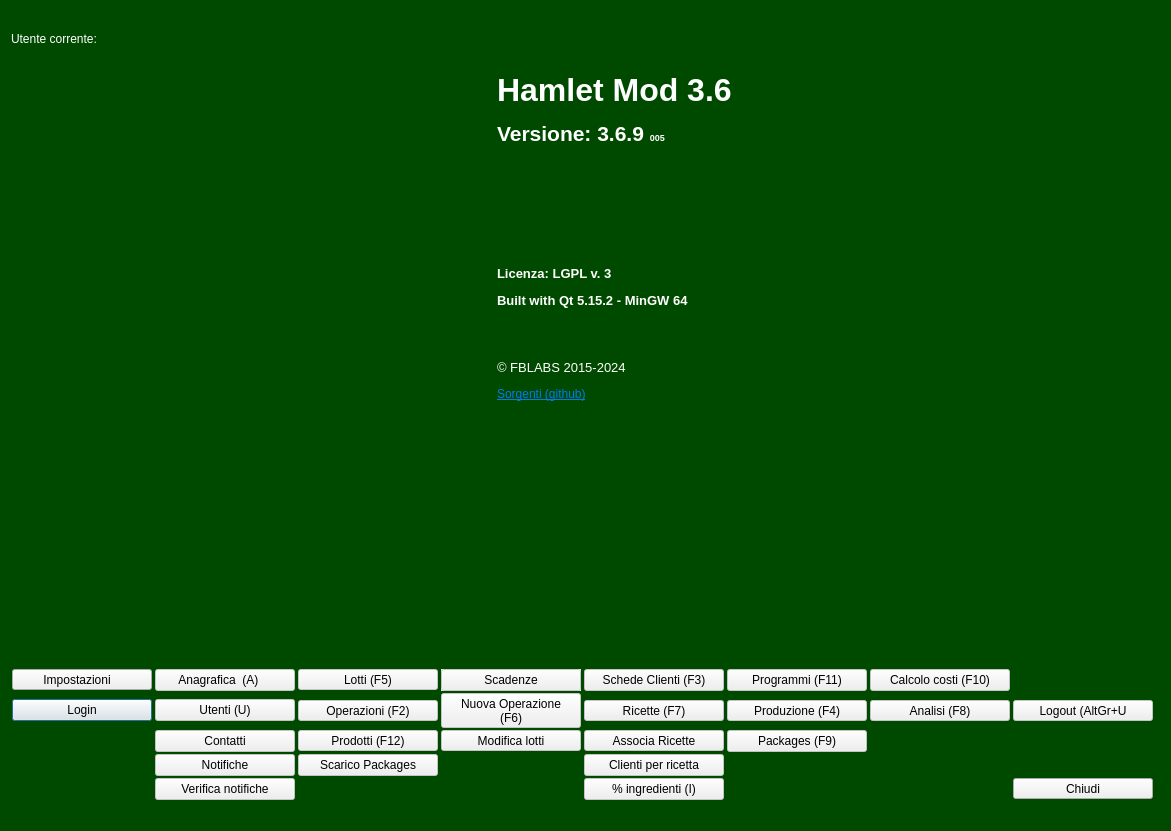
Before: the Qt Designer form mainwindow.ui in fblabs/hamlet-mod-sancon, drawn with Qt 5.
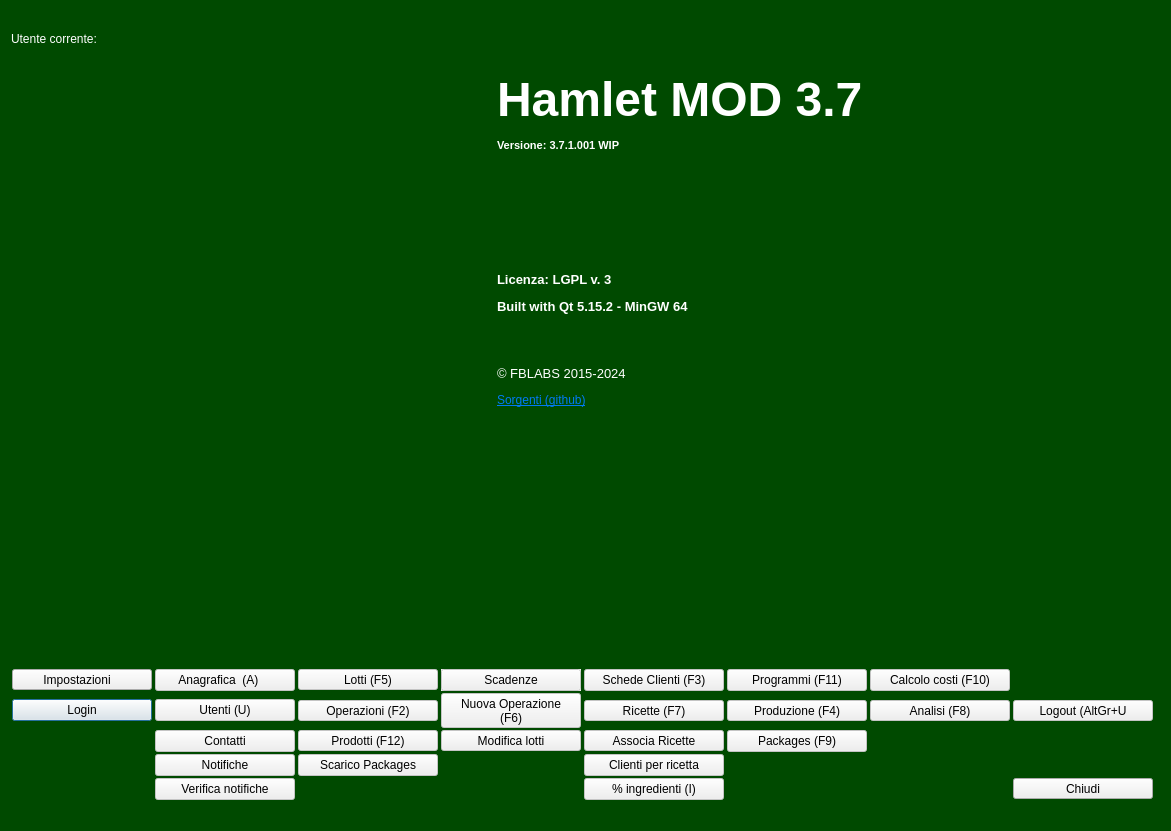
After: the same form once the commit is applied. Icons and pictures are not drawn.

What changed in the file:
```diff
--- a/mainwindow.ui
+++ b/mainwindow.ui
@@ -531,7 +531,7 @@
          <enum>QFrame::NoFrame</enum>
         </property>
         <property name="text">
-         <string>&lt;html&gt;&lt;head/&gt;&lt;body&gt;&lt;p&gt;&lt;span style=&quot; font-size:24pt; font-weight:600;&quot;&gt;Hamlet Mod 3.6&lt;/span&gt;&lt;/p&gt;&lt;p&gt;&lt;span style=&quot; font-size:16pt; font-weight:600;&quot;&gt;Versione: 3.6.9 &lt;/span&gt;&lt;span style=&quot; font-size:7pt; font-weight:600;&quot;&gt;005&lt;/span&gt;&lt;/p&gt;&lt;p&gt;&lt;br/&gt;&lt;br/&gt;&lt;br/&gt;&lt;/p&gt;&lt;p&gt;&lt;br/&gt;&lt;/p&gt;&lt;p&gt;&lt;span style=&quot; font-size:10pt; font-weight:600;&quot;&gt;Licenza: LGPL v. 3&lt;/span&gt;&lt;/p&gt;&lt;p&gt;&lt;span style=&quot; font-size:10pt; font-weight:600;&quot;&gt;Built with Qt 5.15.2 - MinGW 64&lt;/span&gt;&lt;/p&gt;&lt;p&gt;&lt;br/&gt;&lt;/p&gt;&lt;p&gt;&lt;span style=&quot; font-size:10pt;&quot;&gt;© FBLABS 2015-2024&lt;/span&gt;&lt;/p&gt;&lt;p&gt;&lt;a href=&quot;https://github.com/fblabs/hamlet-mod-sancon/blob/master/release/hamletMOD.exe&quot;&gt;&lt;span style=&quot; text-decoration: underline; color:#007af4;&quot;&gt;Sorgenti (github)&lt;/span&gt;&lt;/a&gt;&lt;/p&gt;&lt;/body&gt;&lt;/html&gt;</string>
+         <string>&lt;html&gt;&lt;head/&gt;&lt;body&gt;&lt;p&gt;&lt;span style=&quot; font-size:36pt; font-weight:600;&quot;&gt;Hamlet MOD 3.7&lt;/span&gt;&lt;/p&gt;&lt;p&gt;&lt;span style=&quot; font-size:8pt; font-weight:600;&quot;&gt;Versione: 3.7.1.001  WIP&lt;/span&gt;&lt;/p&gt;&lt;p&gt;&lt;br/&gt;&lt;br/&gt;&lt;br/&gt;&lt;/p&gt;&lt;p&gt;&lt;br/&gt;&lt;/p&gt;&lt;p&gt;&lt;span style=&quot; font-size:10pt; font-weight:600;&quot;&gt;Licenza: LGPL v. 3&lt;/span&gt;&lt;/p&gt;&lt;p&gt;&lt;span style=&quot; font-size:10pt; font-weight:600;&quot;&gt;Built with Qt 5.15.2 - MinGW 64&lt;/span&gt;&lt;/p&gt;&lt;p&gt;&lt;br/&gt;&lt;/p&gt;&lt;p&gt;&lt;span style=&quot; font-size:10pt;&quot;&gt;© FBLABS 2015-2024&lt;/span&gt;&lt;/p&gt;&lt;p&gt;&lt;a href=&quot;https://github.com/fblabs/hamlet-mod-sancon/blob/master/release/hamletMOD.exe&quot;&gt;&lt;span style=&quot; text-decoration: underline; color:#007af4;&quot;&gt;Sorgenti (github)&lt;/span&gt;&lt;/a&gt;&lt;/p&gt;&lt;/body&gt;&lt;/html&gt;</string>
         </property>
         <property name="scaledContents">
          <bool>false</bool>
```
Left out of the diff: 2 changed lines with no effect on the pictures.
